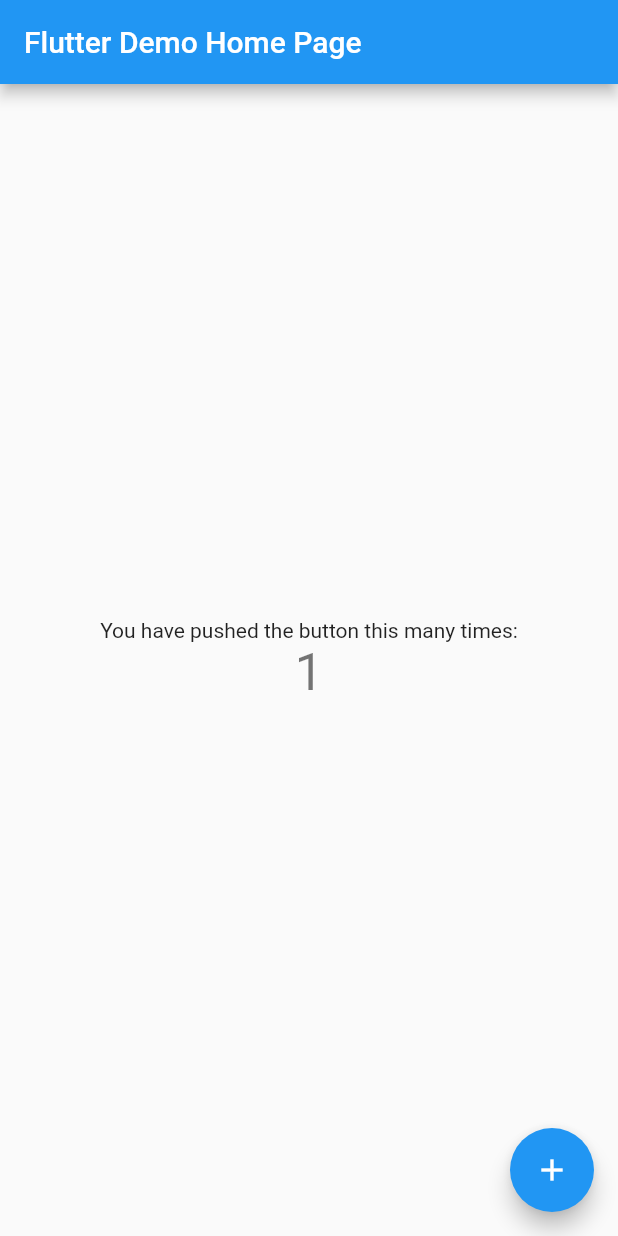
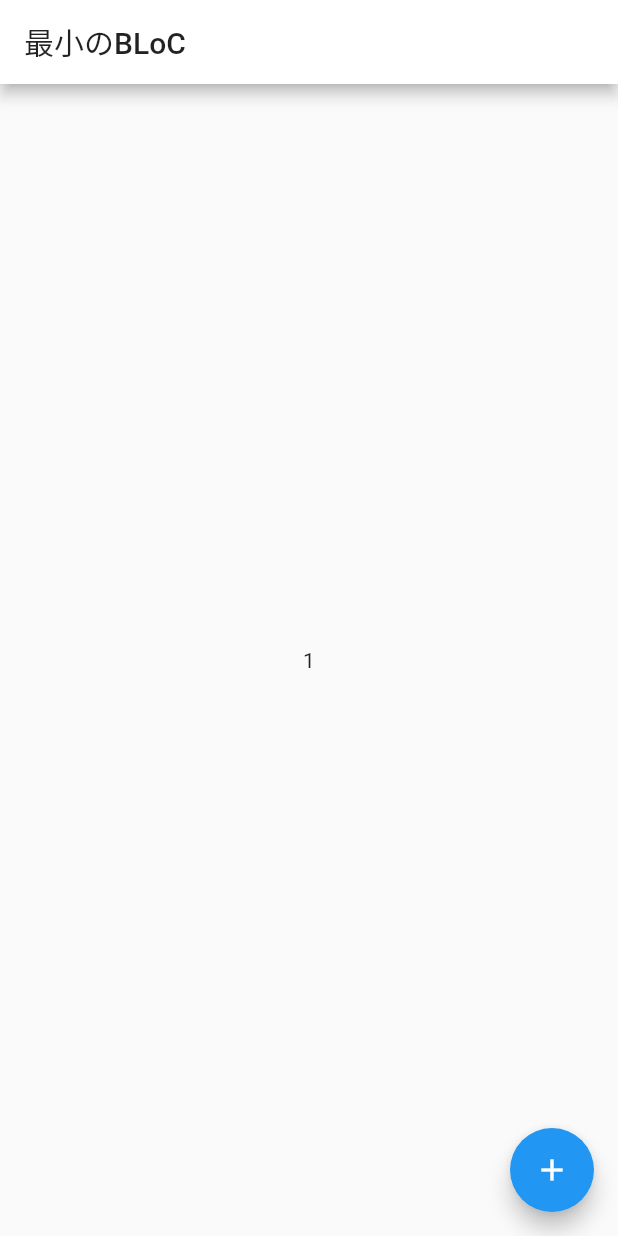
Before and after one commit to dorudorujr/countUPBLoC, a Flutter app: the screen it shows after launch, after a tap on the "add" icon, on a phone screen of 412 x 824 dp. Run offline on Flutter 3.47's test engine with Material 2 defaults, Android fonts, the phone set to English and light mode, and no system bars.

Commit message:
最小のBLoC

```diff
--- /dev/null
+++ b/count_ui_bloc/lib/Bloc.dart
@@ -0,0 +1,35 @@
+import 'dart:async';
+import 'package:count_ui_bloc/BlocProvider.dart';
+
+class IncrementBloc implements BlocBase {
+  int _counter;
+
+  //controllerを作成してstreamを使えるようにする
+  StreamController<int> _counterController = StreamController<int>();
+  //値を通知できるようにしている
+  StreamSink<int> get _inAdd => _counterController.sink;
+  Stream<int> get outCounter => _counterController.stream;
+
+  StreamController<int> _actionController = StreamController<int>();
+  StreamSink<int> get incrementCounter => _actionController.sink;
+
+  IncrementBloc() {
+    _counter = 0;
+    //_actionController.sink.add(incrementCounter.add)されると関数が通知される(実行される、呼ばれる)
+    _actionController.stream.listen(_handleLogic);
+  }
+
+  void _handleLogic(data) {
+    _counter += 1;
+    _inAdd.add(_counter);
+  }
+
+  @override
+  void dispose() {
+    _counterController.close();
+    _actionController.close();
+  }
+
+
+
+}
--- /dev/null
+++ b/count_ui_bloc/lib/BlocProvider.dart
@@ -0,0 +1,18 @@
+import 'package:flutter/cupertino.dart';
+import 'package:count_ui_bloc/Bloc.dart';
+
+//抽象的なクラス
+abstract class BlocBase {
+  void dispose();
+}
+
+class BlocProvider extends InheritedWidget {
+  final IncrementBloc incrementBloc;
+
+  BlocProvider({Key key, IncrementBloc incrementBloc, Widget child}) : incrementBloc = incrementBloc ?? IncrementBloc(), super(key: key, child: child);
+
+  @override
+  bool updateShouldNotify(InheritedWidget oldWidget) => true;
+
+  static IncrementBloc of(BuildContext context) => (context.inheritFromWidgetOfExactType(BlocProvider) as BlocProvider).incrementBloc;
+}
--- a/count_ui_bloc/lib/main.dart
+++ b/count_ui_bloc/lib/main.dart
@@ -1,111 +1,54 @@
 import 'package:flutter/material.dart';
+import 'dart:async';
+import 'package:count_ui_bloc/Bloc.dart';
+import 'package:count_ui_bloc/BlocProvider.dart';
 
 void main() => runApp(MyApp());
 
 class MyApp extends StatelessWidget {
-  // This widget is the root of your application.
   @override
   Widget build(BuildContext context) {
-    return MaterialApp(
-      title: 'Flutter Demo',
-      theme: ThemeData(
-        // This is the theme of your application.
-        //
-        // Try running your application with "flutter run". You'll see the
-        // application has a blue toolbar. Then, without quitting the app, try
-        // changing the primarySwatch below to Colors.green and then invoke
-        // "hot reload" (press "r" in the console where you ran "flutter run",
-        // or simply save your changes to "hot reload" in a Flutter IDE).
-        // Notice that the counter didn't reset back to zero; the application
-        // is not restarted.
-        primarySwatch: Colors.blue,
-      ),
-      home: MyHomePage(title: 'Flutter Demo Home Page'),
+    return BlocProvider(
+      child: MaterialApp(
+        title: 'Startup Name Generator',
+        theme: new ThemeData(primaryColor: Colors.white), //
+    // テーマカラ-
+        home: Minimum(),
+      )
     );
   }
 }
 
-class MyHomePage extends StatefulWidget {
-  MyHomePage({Key key, this.title}) : super(key: key);
-
-  // This widget is the home page of your application. It is stateful, meaning
-  // that it has a State object (defined below) that contains fields that affect
-  // how it looks.
-
-  // This class is the configuration for the state. It holds the values (in this
-  // case the title) provided by the parent (in this case the App widget) and
-  // used by the build method of the State. Fields in a Widget subclass are
-  // always marked "final".
-
-  final String title;
-
+class Minimum extends StatefulWidget {
   @override
-  _MyHomePageState createState() => _MyHomePageState();
+  _MinimumState createState() => new _MinimumState();
 }
 
-class _MyHomePageState extends State<MyHomePage> {
-  int _counter = 0;
-
-  void _incrementCounter() {
-    setState(() {
-      // This call to setState tells the Flutter framework that something has
-      // changed in this State, which causes it to rerun the build method below
-      // so that the display can reflect the updated values. If we changed
-      // _counter without calling setState(), then the build method would not be
-      // called again, and so nothing would appear to happen.
-      _counter++;
-    });
-  }
+class _MinimumState extends State<Minimum> {
+  int counter = 0;
 
   @override
   Widget build(BuildContext context) {
-    // This method is rerun every time setState is called, for instance as done
-    // by the _incrementCounter method above.
-    //
-    // The Flutter framework has been optimized to make rerunning build methods
-    // fast, so that you can just rebuild anything that needs updating rather
-    // than having to individually change instances of widgets.
+    final IncrementBloc incrementBloc = BlocProvider.of(context);
     return Scaffold(
       appBar: AppBar(
-        // Here we take the value from the MyHomePage object that was created by
-        // the App.build method, and use it to set our appbar title.
-        title: Text(widget.title),
+        title: Text("最小のBLoC"),
       ),
       body: Center(
-        // Center is a layout widget. It takes a single child and positions it
-        // in the middle of the parent.
-        child: Column(
-          // Column is also layout widget. It takes a list of children and
-          // arranges them vertically. By default, it sizes itself to fit its
-          // children horizontally, and tries to be as tall as its parent.
-          //
-          // Invoke "debug painting" (press "p" in the console, choose the
-          // "Toggle Debug Paint" action from the Flutter Inspector in Android
-          // Studio, or the "Toggle Debug Paint" command in Visual Studio Code)
-          // to see the wireframe for each widget.
-          //
-          // Column has various properties to control how it sizes itself and
-          // how it positions its children. Here we use mainAxisAlignment to
-          // center the children vertically; the main axis here is the vertical
-          // axis because Columns are vertical (the cross axis would be
-          // horizontal).
-          mainAxisAlignment: MainAxisAlignment.center,
-          children: <Widget>[
-            Text(
-              'You have pushed the button this many times:',
-            ),
-            Text(
-              '$_counter',
-              style: Theme.of(context).textTheme.display1,
-            ),
-          ],
+        child: StreamBuilder<int>(
+            stream: incrementBloc.outCounter,
+            initialData: counter,
+            builder:  (context, snapshot) {
+              return Text("${snapshot.data}");
+            }
         ),
       ),
       floatingActionButton: FloatingActionButton(
-        onPressed: _incrementCounter,
-        tooltip: 'Increment',
-        child: Icon(Icons.add),
-      ), // This trailing comma makes auto-formatting nicer for build methods.
+          child: Icon(Icons.add),
+          onPressed: () {
+            incrementBloc.incrementCounter.add(counter);
+          }
+      ),
     );
   }
 }
```
Also changed, not shown: 1 other file.
